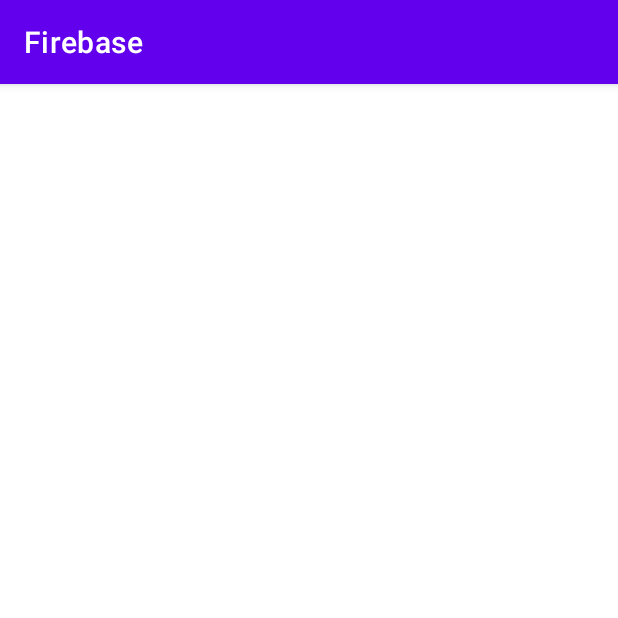
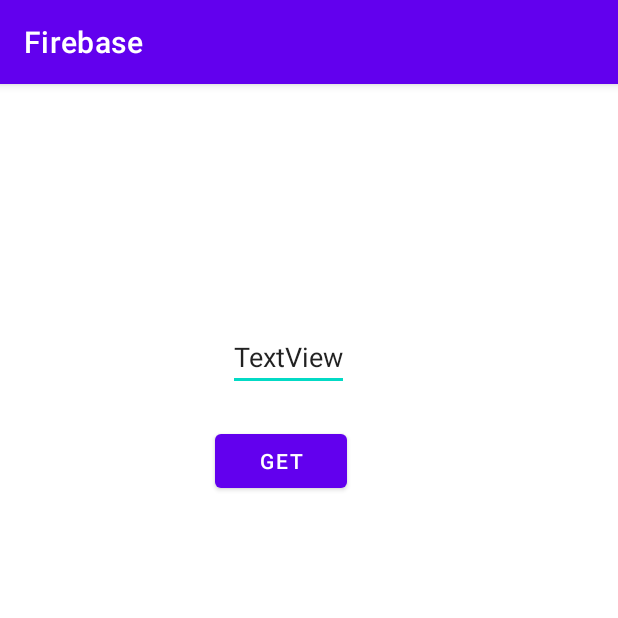
Before and after one commit to dogusipeksac/bannner_ads, an Android app: the screen it shows after launch (MainActivity), on a phone screen of 412 x 824 dp, the top half of it. Run offline under Robolectric (Android 15) with nearby library versions, the phone set to English and light mode, and no system bars; our stand-ins replace AdMob, Firebase (no records; nobody signed in at launch, a user with empty details on screens opened directly).

```diff
--- a/app/src/main/java/com/example/firebase/MainActivity.java
+++ b/app/src/main/java/com/example/firebase/MainActivity.java
@@ -3,6 +3,10 @@ package com.example.firebase;
 import androidx.appcompat.app.AppCompatActivity;
 
 import android.os.Bundle;
+import android.util.Log;
+import android.view.View;
+import android.widget.EditText;
+import android.widget.TextView;
 
 import com.google.android.gms.ads.AdListener;
 import com.google.android.gms.ads.AdRequest;
@@ -15,13 +19,22 @@ import com.google.android.gms.ads.initialization.OnInitializationCompleteListene
 import com.google.android.gms.ads.MobileAds;
 import com.google.android.gms.ads.initialization.InitializationStatus;
 import com.google.android.gms.ads.initialization.OnInitializationCompleteListener;
+import com.google.firebase.database.DataSnapshot;
+import com.google.firebase.database.DatabaseError;
+import com.google.firebase.database.DatabaseReference;
+import com.google.firebase.database.FirebaseDatabase;
+import com.google.firebase.database.ValueEventListener;
+import com.google.firebase.database.core.Tag;
 
 public class MainActivity extends AppCompatActivity {
     private AdView mAdView;
+    EditText textMsg;
+
+
     protected void onCreate(Bundle savedInstanceState) {
         super.onCreate(savedInstanceState);
         setContentView(R.layout.activity_main);
-
+        textMsg=findViewById(R.id.textView);
         MobileAds.initialize(this, new OnInitializationCompleteListener() {
             @Override
             public void onInitializationComplete(InitializationStatus initializationStatus) {
@@ -60,4 +73,30 @@ public class MainActivity extends AppCompatActivity {
     });
 
 }
+
+    public void buttonGet(View view) {
+// Write a message to the database
+        FirebaseDatabase database = FirebaseDatabase.getInstance();
+        DatabaseReference myRef = database.getReference("msg");
+
+        myRef.setValue(textMsg.getText().toString());
+        // Read from the database
+        myRef.addValueEventListener(new ValueEventListener() {
+            @Override
+            public void onDataChange(DataSnapshot dataSnapshot) {
+                // This method is called once with the initial value and again
+                // whenever data at this location is updated.
+                String value = dataSnapshot.getValue(String.class);
+
+                textMsg.setText(value);
+            }
+
+            @Override
+            public void onCancelled(DatabaseError error) {
+                // Failed to read value
+
+            }
+        });
+    }
+
 }
--- a/app/src/main/res/layout/activity_main.xml
+++ b/app/src/main/res/layout/activity_main.xml
@@ -8,14 +8,38 @@
 
 
     <com.google.android.gms.ads.AdView
-        xmlns:ads="http://schemas.android.com/apk/res-auto"
         android:id="@+id/adView"
         android:layout_width="wrap_content"
         android:layout_height="wrap_content"
+        android:layout_alignParentBottom="true"
         android:layout_centerHorizontal="true"
-        android:layout_alignParentBottom="true"
-        ads:adSize="BANNER"
-        ads:adUnitId="ca-app-pub-3940256099942544/6300978111">
-    </com.google.android.gms.ads.AdView>
+        android:layout_marginBottom="43dp"
+        app:adSize="BANNER"
+        app:adUnitId="ca-app-pub-3940256099942544/6300978111"></com.google.android.gms.ads.AdView>
+
+    <Button
+        android:id="@+id/set"
+        android:layout_width="wrap_content"
+        android:layout_height="wrap_content"
+        android:layout_alignParentStart="true"
+        android:layout_alignParentLeft="true"
+        android:layout_alignParentTop="true"
+        android:layout_marginStart="143dp"
+        android:layout_marginLeft="143dp"
+        android:layout_marginTop="227dp"
+        android:text="get"
+        android:onClick="buttonGet"/>
+
+    <EditText
+        android:id="@+id/textView"
+        android:layout_width="wrap_content"
+        android:layout_height="wrap_content"
+        android:layout_alignParentStart="true"
+        android:layout_alignParentLeft="true"
+        android:layout_alignParentTop="true"
+        android:layout_marginStart="152dp"
+        android:layout_marginLeft="152dp"
+        android:layout_marginTop="159dp"
+        android:text="TextView" />
 
 </RelativeLayout>
```
